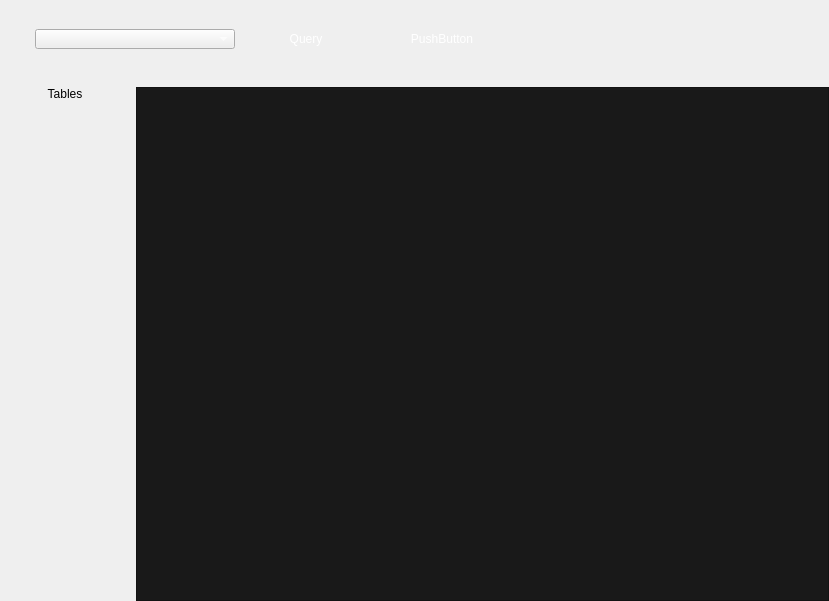
The window that app/views/MainLayout.ui (snorlax95/Goofy-SQL) describes before a commit, drawn with Qt 5.
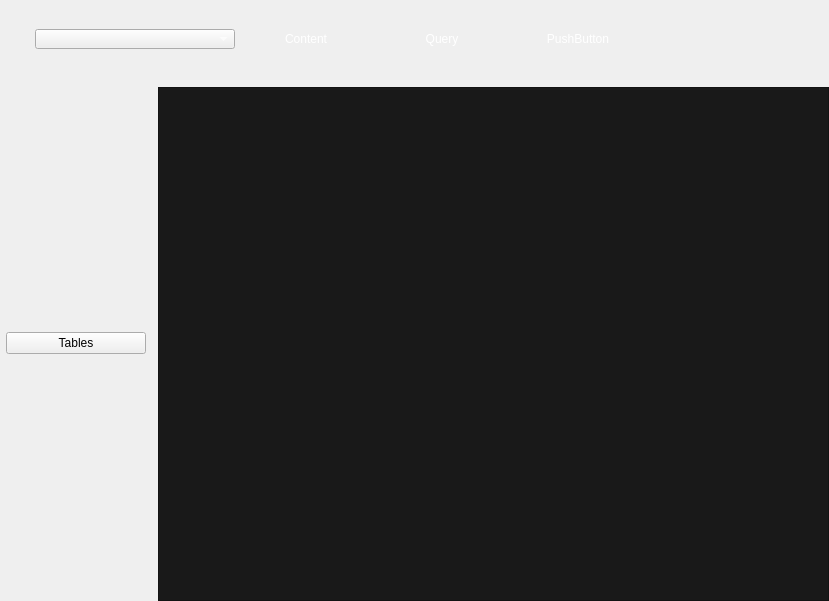
The same window after the commit. Icons and pictures are not drawn.

Commit message: refining design, adding a few messages for errors, added content button

```diff
--- a/app/views/MainLayout.ui
+++ b/app/views/MainLayout.ui
@@ -32,7 +32,7 @@
    <property name="bottomMargin">
     <number>0</number>
    </property>
-   <item row="1" column="1">
+   <item row="1" column="3">
     <layout class="QVBoxLayout" name="MainLayout">
      <item>
       <widget class="QFrame" name="MainFrame">
@@ -55,7 +55,79 @@
      </item>
     </layout>
    </item>
-   <item row="0" column="0" colspan="2" alignment="Qt::AlignLeft">
+   <item row="1" column="1">
+    <widget class="QFrame" name="frame">
+     <property name="sizePolicy">
+      <sizepolicy hsizetype="Preferred" vsizetype="Expanding">
+       <horstretch>0</horstretch>
+       <verstretch>0</verstretch>
+      </sizepolicy>
+     </property>
+     <property name="minimumSize">
+      <size>
+       <width>140</width>
+       <height>0</height>
+      </size>
+     </property>
+     <property name="frameShape">
+      <enum>QFrame::NoFrame</enum>
+     </property>
+     <property name="frameShadow">
+      <enum>QFrame::Plain</enum>
+     </property>
+     <property name="lineWidth">
+      <number>0</number>
+     </property>
+     <widget class="QWidget" name="">
+      <property name="geometry">
+       <rect>
+        <x>0</x>
+        <y>0</y>
+        <width>141</width>
+        <height>513</height>
+       </rect>
+      </property>
+      <layout class="QVBoxLayout" name="LeftBar">
+       <property name="spacing">
+        <number>0</number>
+       </property>
+       <property name="sizeConstraint">
+        <enum>QLayout::SetMinimumSize</enum>
+       </property>
+       <item>
+        <widget class="QPushButton" name="RefreshTables">
+         <property name="minimumSize">
+          <size>
+           <width>140</width>
+           <height>15</height>
+          </size>
+         </property>
+         <property name="maximumSize">
+          <size>
+           <width>130</width>
+           <height>16777215</height>
+          </size>
+         </property>
+         <property name="styleSheet">
+          <string notr="true"/>
+         </property>
+         <property name="text">
+          <string>Tables</string>
+         </property>
+         <property name="icon">
+          <iconset>
+           <normaloff>../assets/refresh.png</normaloff>../assets/refresh.png</iconset>
+         </property>
+         <property name="default">
+          <bool>false</bool>
+         </property>
+        </widget>
+       </item>
+      </layout>
+     </widget>
+    </widget>
+   </item>
+   <item row="0" column="0" colspan="4" alignment="Qt::AlignLeft">
     <widget class="QFrame" name="TopBar">
      <property name="sizePolicy">
       <sizepolicy hsizetype="Expanding" vsizetype="Preferred">
@@ -139,6 +211,44 @@
         </property>
        </widget>
       </item>
+      <item>
+       <widget class="QPushButton" name="ContentButton">
+        <property name="sizePolicy">
+         <sizepolicy hsizetype="Preferred" vsizetype="Preferred">
+          <horstretch>0</horstretch>
+          <verstretch>0</verstretch>
+         </sizepolicy>
+        </property>
+        <property name="minimumSize">
+         <size>
+          <width>130</width>
+          <height>60</height>
+         </size>
+        </property>
+        <property name="maximumSize">
+         <size>
+          <width>139</width>
+          <height>60</height>
+         </size>
+        </property>
+        <property name="styleSheet">
+         <string notr="true">border: none;</string>
+        </property>
+        <property name="text">
+         <string>Content</string>
+        </property>
+        <property name="icon">
+         <iconset>
+          <normaloff>../assets/content.png</normaloff>../assets/content.png</iconset>
+        </property>
+        <property name="iconSize">
+         <size>
+          <width>25</width>
+          <height>25</height>
+         </size>
+        </property>
+       </widget>
+      </item>
       <item>
        <widget class="QPushButton" name="QueryButton">
         <property name="sizePolicy">
@@ -221,47 +331,6 @@
      </layout>
     </widget>
    </item>
-   <item row="1" column="0">
-    <layout class="QVBoxLayout" name="LeftBar">
-     <property name="spacing">
-      <number>0</number>
-     </property>
-     <property name="sizeConstraint">
-      <enum>QLayout::SetMinimumSize</enum>
-     </property>
-     <item alignment="Qt::AlignTop">
-      <widget class="QLabel" name="label">
-       <property name="minimumSize">
-        <size>
-         <width>130</width>
-         <height>0</height>
-        </size>
-       </property>
-       <property name="maximumSize">
-        <size>
-         <width>130</width>
-         <height>16777215</height>
-        </size>
-       </property>
-       <property name="styleSheet">
-        <string notr="true"/>
-       </property>
-       <property name="frameShape">
-        <enum>QFrame::NoFrame</enum>
-       </property>
-       <property name="lineWidth">
-        <number>2</number>
-       </property>
-       <property name="text">
-        <string>Tables</string>
-       </property>
-       <property name="alignment">
-        <set>Qt::AlignHCenter|Qt::AlignTop</set>
-       </property>
-      </widget>
-     </item>
-    </layout>
-   </item>
   </layout>
  </widget>
  <resources/>
```
The commit also changes 6 other files.
